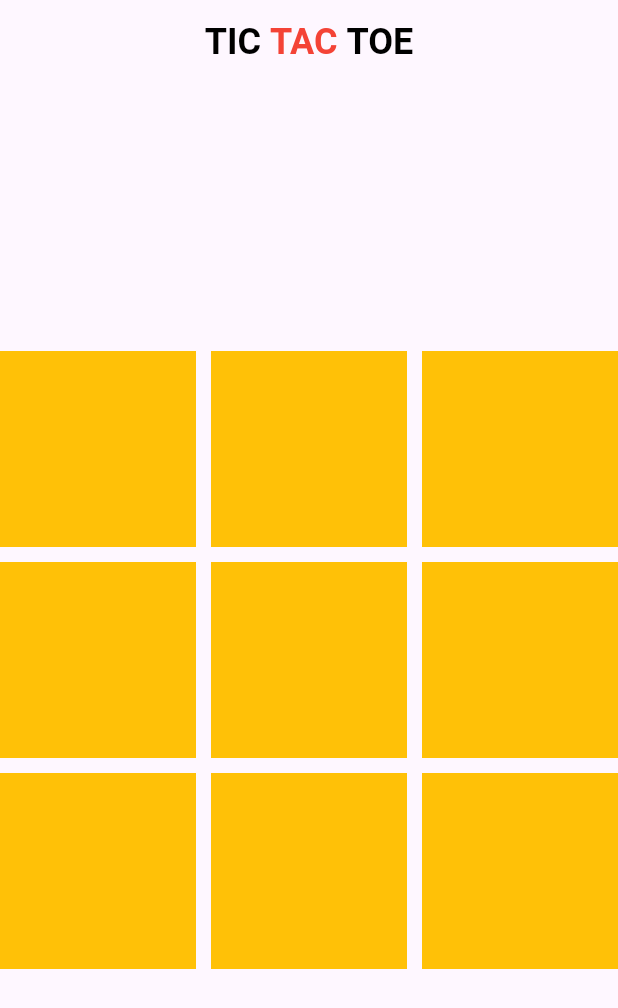
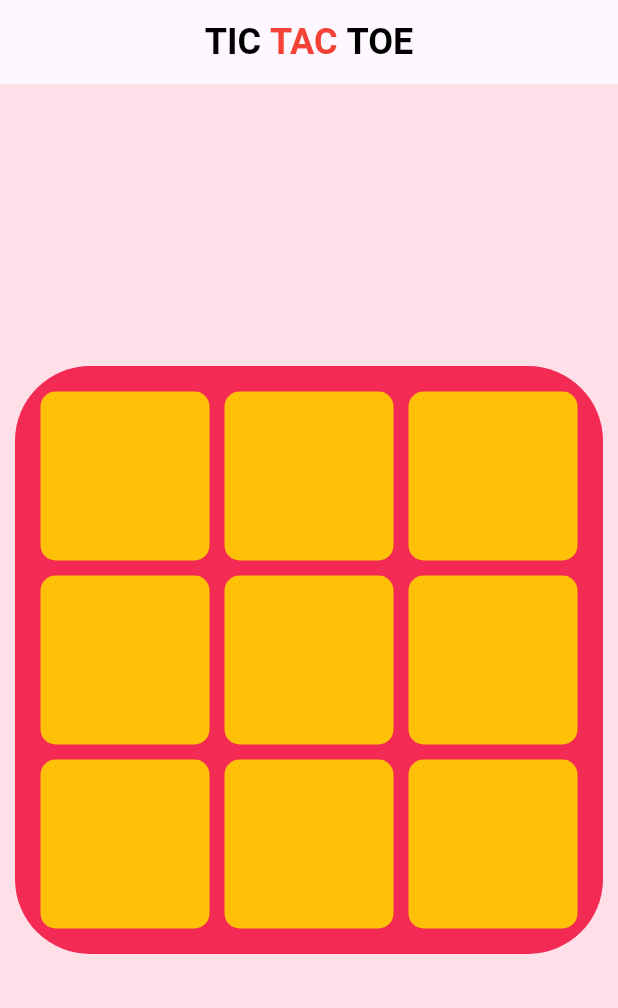
Before and after one commit to sidkulkarni11/FlutterDemoProject, a Flutter app: the screen it shows after launch, on a phone screen of 412 x 824 dp. Shown: the top 1008 px of the screen. Run offline on Flutter 3.47's test engine with Material 3 defaults, Android fonts, the phone set to English and light mode, and no system bars.

Commit message:
UI of X and O

```diff
--- a/lib/dashboard.dart
+++ /dev/null
@@ -1,93 +0,0 @@
-import 'package:flutter/cupertino.dart';
-import 'package:flutter/material.dart';
-
-class Dashboard extends StatefulWidget {
-  const Dashboard({super.key});
-
-  @override
-  State<Dashboard> createState() => _DashboardState();
-}
-
-class _DashboardState extends State<Dashboard> {
-  List ofXO = List.generate(9, (index) => "");
-  bool whosTurn = true;
-
-  @override
-  Widget build(BuildContext context) {
-    return Scaffold(
-      appBar: AppBar(
-        title: Row(
-          mainAxisAlignment: MainAxisAlignment.center,
-          children: [
-            Text(
-              "TIC ",
-              style: TextStyle(
-                fontSize: 24,
-                fontWeight: FontWeight.bold,
-                color: Colors.black
-              ),
-            ),
-            Text(
-              "TAC ",
-              style: TextStyle(
-                  fontSize: 24,
-                  fontWeight: FontWeight.bold,
-                  color: Colors.red
-              ),
-            ),
-            Text(
-              "TOE",
-              style: TextStyle(
-                  fontSize: 24,
-                  fontWeight: FontWeight.bold,
-                  color: Colors.black
-              ),
-            ),
-          ],
-        ),
-      ),
-      body: Center(
-        child: GridView(
-          shrinkWrap: true,
-          physics: NeverScrollableScrollPhysics(),
-          gridDelegate: SliverGridDelegateWithFixedCrossAxisCount(
-              crossAxisCount: 3,
-              crossAxisSpacing: 10,
-              mainAxisSpacing: 10
-          ),
-          children: [
-            for(int i = 0; i < 9; i++)...[
-              Center(
-                child: GestureDetector(
-                  onTap: () {
-                    if (ofXO[i] == "")
-                      if (whosTurn) {
-                        ofXO[i] = "X";
-                        whosTurn = false;
-                      }
-                      else {
-                        ofXO[i] = "0";
-                        whosTurn = true;
-                      }
-                    setState(() {});
-                  },
-                  child: Container(
-                    alignment: Alignment.center,
-                    color: Colors.amber,
-                    child: Text(
-                      ofXO[i],
-                      style: TextStyle(
-                          fontSize: 35,
-                          color: Colors.black
-                      ),
-                    ),
-                  ),
-                ),
-              )
-            ]
-          ],
-        ),
-      ),
-    );
-  }
-}
--- a/lib/main.dart
+++ b/lib/main.dart
@@ -1,5 +1,5 @@
 import 'package:flutter/material.dart';
-import 'package:flutter_demo_project/dashboard.dart';
+import 'package:flutter_demo_project/tictactoe/dashboard.dart';
 
 void main() {
   runApp(const MyApp());
--- /dev/null
+++ b/lib/tictactoe/color.dart
@@ -0,0 +1,10 @@
+import 'dart:ui';
+
+import 'package:flutter/material.dart';
+
+class AppColors{
+  static const Color backgroundColor =  Color(0xFFffe0e8);
+  static const Color gridColor =  Color(0xFFf32a53);
+  static Color xOColor = Colors.white;
+  static Color xOBoxColor = Colors.amber;
+}
--- /dev/null
+++ b/lib/tictactoe/dashboard.dart
@@ -0,0 +1,106 @@
+import 'package:flutter/cupertino.dart';
+import 'package:flutter/material.dart';
+
+import 'color.dart';
+
+class Dashboard extends StatefulWidget {
+  const Dashboard({super.key});
+
+  @override
+  State<Dashboard> createState() => _DashboardState();
+}
+
+class _DashboardState extends State<Dashboard> {
+  List ofXO = List.generate(9, (index) => "");
+  bool whosTurn = true;
+
+  @override
+  Widget build(BuildContext context) {
+    return Scaffold(
+      appBar: AppBar(
+        title: Row(
+          mainAxisAlignment: MainAxisAlignment.center,
+          children: [
+            Text(
+              "TIC ",
+              style: TextStyle(
+                  fontSize: 24,
+                  fontWeight: FontWeight.bold,
+                  color: Colors.black),
+            ),
+            Text(
+              "TAC ",
+              style: TextStyle(
+                  fontSize: 24, fontWeight: FontWeight.bold, color: Colors.red),
+            ),
+            Text(
+              "TOE",
+              style: TextStyle(
+                  fontSize: 24,
+                  fontWeight: FontWeight.bold,
+                  color: Colors.black),
+            ),
+          ],
+        ),
+      ),
+      body: Container(
+        color: AppColors.backgroundColor,
+        child: Column(
+          mainAxisAlignment: MainAxisAlignment.center,
+          children: [
+            Padding(
+              padding: const EdgeInsets.all(10.0),
+              child: Container(
+                decoration: BoxDecoration(
+                    color: AppColors.gridColor,
+                    borderRadius: BorderRadius.circular(50)),
+                child: Padding(
+                  padding: const EdgeInsets.all(17.0),
+                  child: GridView(
+                    shrinkWrap: true,
+                    physics: NeverScrollableScrollPhysics(),
+                    gridDelegate: SliverGridDelegateWithFixedCrossAxisCount(
+                        crossAxisCount: 3,
+                        crossAxisSpacing: 10,
+                        mainAxisSpacing: 10),
+                    children: [
+                      for (int i = 0; i < 9; i++) ...[
+                        Center(
+                          child: GestureDetector(
+                            onTap: () {
+                              if (ofXO[i] == "") {
+                                if (whosTurn) {
+                                  ofXO[i] = "X";
+                                  whosTurn = false;
+                                } else {
+                                  ofXO[i] = "O";
+                                  whosTurn = true;
+                                }
+                              }
+                              setState(() {});
+                            },
+                            child: Container(
+                              alignment: Alignment.center,
+                              decoration: BoxDecoration(
+                                  color: AppColors.xOBoxColor,
+                                  borderRadius: BorderRadius.circular(10)),
+                              child: Text(
+                                ofXO[i],
+                                style: TextStyle(
+                                    fontSize: 70, color: AppColors.xOColor),
+                              ),
+                            ),
+                          ),
+                        )
+                      ]
+                    ],
+                  ),
+                ),
+              ),
+            ),
+          ],
+        ),
+      ),
+    );
+  }
+}
```
